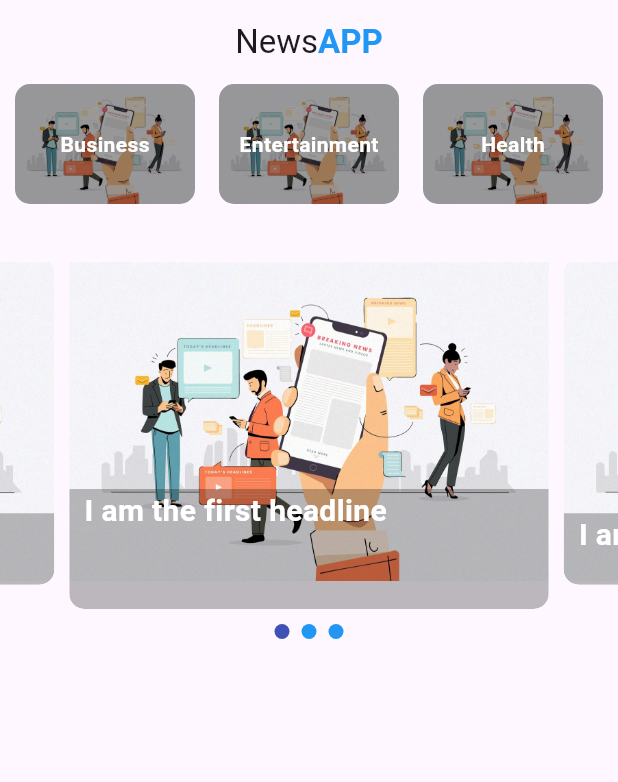
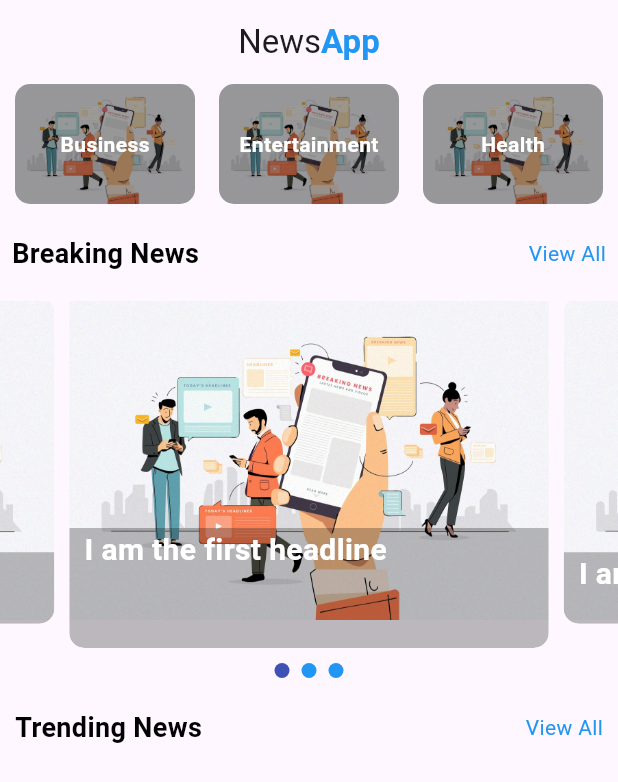
Before and after one commit to SangramMemane/news_project, a Flutter app: the screen it shows after launch, on a phone screen of 412 x 824 dp. Shown: the top 782 px of the screen. Run offline on Flutter 3.47's test engine with Material 3 defaults, Android fonts, the phone set to English and light mode, and no system bars; drawn by our look-alikes of carousel_slider, smooth_page_indicator; our stand-ins replace flutter_spinkit, google_fonts.

Commit message:
Breaking news text implemented

```diff
--- a/lib/screens/home_screen.dart
+++ b/lib/screens/home_screen.dart
@@ -1,3 +1,5 @@
+import 'dart:ui';
+
 import 'package:carousel_slider/carousel_slider.dart';
 import 'package:flutter/cupertino.dart';
 import 'package:flutter/material.dart';
@@ -39,7 +41,7 @@ class _HomeScreenState extends State<HomeScreen> {
           children: [
             Text("News"),
             Text(
-              "APP",
+              "App",
               style: TextStyle(
                 color: Colors.blue,
                 fontWeight: FontWeight.bold,
@@ -52,6 +54,7 @@ class _HomeScreenState extends State<HomeScreen> {
       ),
       body: Container(
         child: Column(
+          crossAxisAlignment: CrossAxisAlignment.start,
           children: [
             Container(
               margin: EdgeInsets.only(left: 10),
@@ -70,44 +73,94 @@ class _HomeScreenState extends State<HomeScreen> {
             SizedBox(
               height: 20,
             ),
+            Padding(
+              padding: const EdgeInsets.symmetric(horizontal: 8.0),
+              child: Row(
+                mainAxisAlignment: MainAxisAlignment.spaceBetween,
+                children: [
+                  const Text(
+                    "Breaking News",
+                    style: TextStyle(
+                        color: Colors.black,
+                        fontWeight: FontWeight.bold,
+                        fontSize: 18),
+                  ),
+                  Text("View All",
+                    style: TextStyle(
+                      color: Colors.blue,
+
+                    ),
+                  )
+
+                ],
+              ),
+            ),
+
             Container(
-              child: CarouselSlider.builder(itemCount: sliderList.length,
-                  itemBuilder: (context, index, realIndex){
+                child: CarouselSlider.builder(
+                    itemCount: sliderList.length,
+                    itemBuilder: (context, index, realIndex) {
                       String? image = sliderList[index].image;
                       String? name = sliderList[index].name;
                       return buildImage(image!, index, name!);
-                  }, options: CarouselOptions(
+                    },
+                    options: CarouselOptions(
                         height: 250,
                         autoPlay: true,
                         enlargeCenterPage: true,
                         enlargeStrategy: CenterPageEnlargeStrategy.height,
-                    onPageChanged: (index, reason){
+                        onPageChanged: (index, reason) {
                           setState(() {
                             activeIndex = index;
                           });
-                    }
-                  ))
+                        }))),
+            SizedBox(
+              height: 10.0,
             ),
-            SizedBox(height: 10.0,),
-            getIndicator()
+            Center(child: getIndicator()),
+            SizedBox(
+              height: 20,
+            ),
+            Padding(
+              padding: const EdgeInsets.symmetric(horizontal: 10.0),
+              child: Row(
+                mainAxisAlignment: MainAxisAlignment.spaceBetween,
+                children: [
+                  const Text(
+                    "Trending News",
+                    style: TextStyle(
+                        color: Colors.black,
+                        fontWeight: FontWeight.bold,
+                        fontSize: 18),
+                  ),
+                  Text("View All",
+                    style: TextStyle(
+                      color: Colors.blue,
+
+                    ),
+                  )
 
                 ],
               ),
             ),
+          ],
+        ),
+      ),
     );
-
   }
 
-  Widget buildImage(String image, int index, String name){
-    return  Container(
+  Widget buildImage(String image, int index, String name) {
+    return Container(
       margin: EdgeInsets.symmetric(horizontal: 5.0),
       child: ClipRRect(
         borderRadius: BorderRadius.circular(10),
-          child:Stack(
-            children:[
-              Image.asset(image, fit: BoxFit.fitWidth,
+        child: Stack(children: [
+          Image.asset(
+            image,
+            fit: BoxFit.fitWidth,
             height: 250.0,
-                width: MediaQuery.of(context).size.width,),
+            width: MediaQuery.of(context).size.width,
+          ),
           Container(
             margin: EdgeInsets.only(top: 170),
             width: MediaQuery.of(context).size.width,
@@ -115,26 +168,25 @@ class _HomeScreenState extends State<HomeScreen> {
             padding: EdgeInsets.only(left: 10),
             decoration: BoxDecoration(
                 color: Colors.black26,
-                  borderRadius: BorderRadius.only(bottomLeft: Radius.circular(10.0),
-                  bottomRight: Radius.circular(10.0))
-                ),
-                child: Text(name, style: TextStyle(
+                borderRadius: BorderRadius.only(
+                    bottomLeft: Radius.circular(10.0),
+                    bottomRight: Radius.circular(10.0))),
+            child: Text(
+              name,
+              style: TextStyle(
                   fontWeight: FontWeight.bold,
                   fontSize: 20.0,
-                  color: Colors.white
-
-                ),),
+                  color: Colors.white),
+            ),
           )
-            ]
-          ),
+        ]),
       ),
     );
   }
 
-  Widget getIndicator() => AnimatedSmoothIndicator(activeIndex: activeIndex, count: sliderList.length,
-  effect: SlideEffect(
-    dotHeight: 10,
-    dotWidth: 10,
-    dotColor: Colors.blue
-  ),);
+  Widget getIndicator() => AnimatedSmoothIndicator(
+        activeIndex: activeIndex,
+        count: sliderList.length,
+        effect: SlideEffect(dotHeight: 10, dotWidth: 10, dotColor: Colors.blue),
+      );
 }
```
Lines whose indentation alone changed are shown as unchanged.
